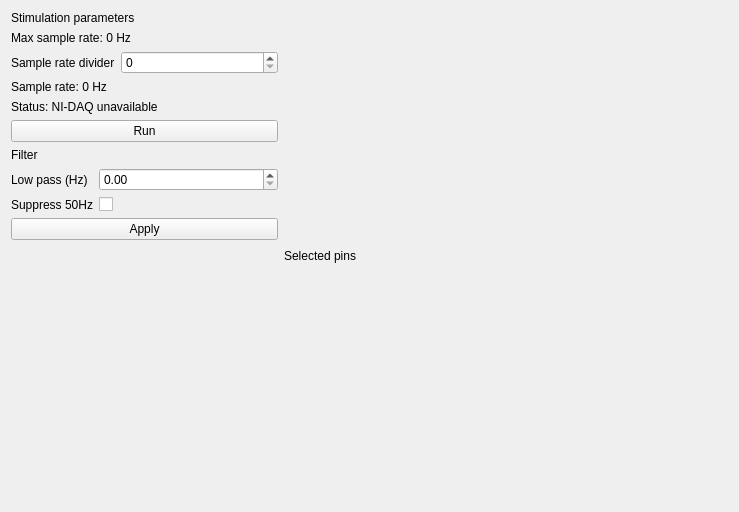
Before: the Qt Designer form app/ui/protocol_window.ui in teuncm/wormenpracticum, drawn with Qt 5.
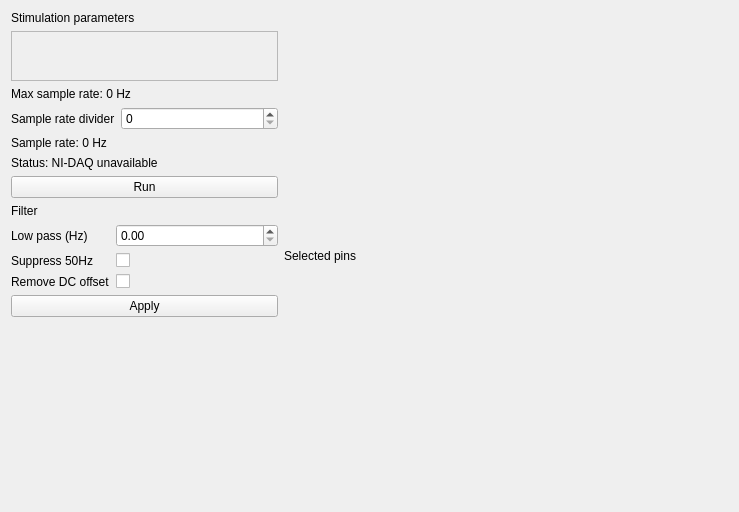
After: the same form once the commit is applied.

What changed in the file:
```diff
--- a/app/ui/protocol_window.ui
+++ b/app/ui/protocol_window.ui
@@ -23,6 +23,22 @@
        </property>
       </widget>
      </item>
+     <item>
+      <widget class="QFrame" name="pinFrame">
+       <property name="minimumSize">
+        <size>
+         <width>50</width>
+         <height>50</height>
+        </size>
+       </property>
+       <property name="frameShape">
+        <enum>QFrame::Shape::StyledPanel</enum>
+       </property>
+       <property name="frameShadow">
+        <enum>QFrame::Shadow::Raised</enum>
+       </property>
+      </widget>
+     </item>
      <item>
       <widget class="QLabel" name="label">
        <property name="text">
@@ -97,6 +113,16 @@
        <item row="1" column="1">
         <widget class="QCheckBox" name="suppress50HzCheckBox"/>
        </item>
+       <item row="2" column="0">
+        <widget class="QLabel" name="remove_dc_offset_label">
+         <property name="text">
+          <string>Remove DC offset</string>
+         </property>
+        </widget>
+       </item>
+       <item row="2" column="1">
+        <widget class="QCheckBox" name="removeDCOffsetCheckBox"/>
+       </item>
       </layout>
      </item>
      <item>
```
